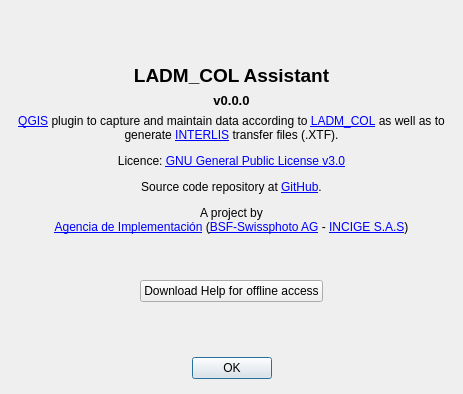
First picture: the form in asistente_ladm_col/ui/about_dialog.ui, repository SwissTierrasColombia/Asistente-LADM-COL, before the edit.
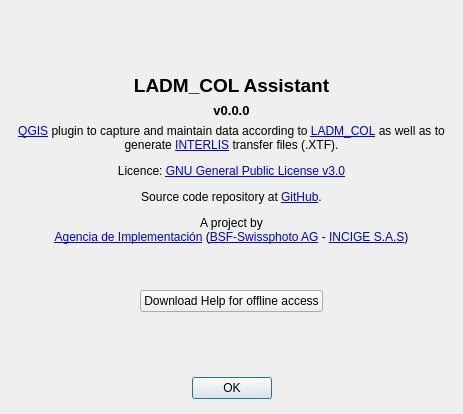
Second picture: the form after the edit.

Diff of the .ui file:
```diff
--- a/asistente_ladm_col/ui/about_dialog.ui
+++ b/asistente_ladm_col/ui/about_dialog.ui
@@ -7,7 +7,7 @@
     <x>0</x>
     <y>0</y>
     <width>463</width>
-    <height>394</height>
+    <height>414</height>
    </rect>
   </property>
   <property name="sizePolicy">
@@ -74,7 +74,7 @@
    <item row="3" column="0">
     <widget class="QLabel" name="label">
      <property name="text">
-      <string>&lt;html&gt;&lt;head/&gt;&lt;body&gt;&lt;p align=&quot;center&quot;&gt;&lt;a href=&quot;http://qgis.org&quot;&gt;&lt;span style=&quot; text-decoration: underline; color:#0000ff;&quot;&gt;QGIS&lt;/span&gt;&lt;/a&gt; plugin to capture and maintain data according to &lt;a href=&quot;https://github.com/AgenciaImplementacion/LADM_COL&quot;&gt;&lt;span style=&quot; text-decoration: underline; color:#0000ff;&quot;&gt;LADM_COL&lt;/span&gt;&lt;/a&gt; as well as to generate &lt;a href=&quot;http://www.interlis.ch/index_e.htm&quot;&gt;&lt;span style=&quot; text-decoration: underline; color:#0000ff;&quot;&gt;INTERLIS&lt;/span&gt;&lt;/a&gt; transfer files (.XTF).&lt;/p&gt;&lt;p align=&quot;center&quot;&gt;Licence: &lt;a href=&quot;https://github.com/AgenciaImplementacion/Asistente-LADM_COL/blob/master/LICENSE&quot;&gt;&lt;span style=&quot; text-decoration: underline; color:#0000ff;&quot;&gt;GNU General Public License v3.0&lt;/span&gt;&lt;/a&gt;&lt;/p&gt;&lt;p align=&quot;center&quot;&gt;Source code repository at &lt;a href=&quot;https://github.com/AgenciaImplementacion/Asistente-LADM_COL&quot;&gt;&lt;span style=&quot; text-decoration: underline; color:#0000ff;&quot;&gt;GitHub&lt;/span&gt;&lt;/a&gt;.&lt;/p&gt;&lt;p align=&quot;center&quot;&gt;A project by&lt;br/&gt;&lt;a href=&quot;https://www.proadmintierra.info/&quot;&gt;&lt;span style=&quot; text-decoration: underline; color:#0000ff;&quot;&gt;Agencia de Implementación&lt;/span&gt;&lt;/a&gt; (&lt;a href=&quot;http://bsf-swissphoto.com/&quot;&gt;&lt;span style=&quot; text-decoration: underline; color:#0000ff;&quot;&gt;BSF-Swissphoto AG&lt;/span&gt;&lt;/a&gt; - &lt;a href=&quot;http://www.incige.com/&quot;&gt;&lt;span style=&quot; text-decoration: underline; color:#0000ff;&quot;&gt;INCIGE S.A.S&lt;/span&gt;&lt;/a&gt;)&lt;/p&gt;&lt;p align=&quot;center&quot;&gt;&lt;br/&gt;&lt;/p&gt;&lt;/body&gt;&lt;/html&gt;</string>
+      <string>&lt;html&gt;&lt;head/&gt;&lt;body&gt;&lt;p align=&quot;center&quot;&gt;&lt;a href=&quot;http://qgis.org&quot;&gt;&lt;span style=&quot; text-decoration: underline; color:#0000ff;&quot;&gt;QGIS&lt;/span&gt;&lt;/a&gt; plugin to capture and maintain data according to &lt;a href=&quot;https://github.com/AgenciaImplementacion/LADM_COL&quot;&gt;&lt;span style=&quot; text-decoration: underline; color:#0000ff;&quot;&gt;LADM_COL&lt;/span&gt;&lt;/a&gt; as well as to generate &lt;a href=&quot;https://www.interlis.ch/en&quot;&gt;&lt;span style=&quot; text-decoration: underline; color:#0000ff;&quot;&gt;INTERLIS&lt;/span&gt;&lt;/a&gt; transfer files (.XTF).&lt;/p&gt;&lt;p align=&quot;center&quot;&gt;Licence: &lt;a href=&quot;https://github.com/AgenciaImplementacion/Asistente-LADM_COL/blob/master/LICENSE&quot;&gt;&lt;span style=&quot; text-decoration: underline; color:#0000ff;&quot;&gt;GNU General Public License v3.0&lt;/span&gt;&lt;/a&gt;&lt;/p&gt;&lt;p align=&quot;center&quot;&gt;Source code repository at &lt;a href=&quot;https://github.com/AgenciaImplementacion/Asistente-LADM_COL&quot;&gt;&lt;span style=&quot; text-decoration: underline; color:#0000ff;&quot;&gt;GitHub&lt;/span&gt;&lt;/a&gt;.&lt;/p&gt;&lt;p align=&quot;center&quot;&gt;A project by&lt;br/&gt;&lt;a href=&quot;https://www.proadmintierra.info/&quot;&gt;&lt;span style=&quot; text-decoration: underline; color:#0000ff;&quot;&gt;Agencia de Implementación&lt;/span&gt;&lt;/a&gt; (&lt;a href=&quot;http://bsf-swissphoto.com/&quot;&gt;&lt;span style=&quot; text-decoration: underline; color:#0000ff;&quot;&gt;BSF-Swissphoto AG&lt;/span&gt;&lt;/a&gt; - &lt;a href=&quot;http://www.incige.com/&quot;&gt;&lt;span style=&quot; text-decoration: underline; color:#0000ff;&quot;&gt;INCIGE S.A.S&lt;/span&gt;&lt;/a&gt;)&lt;/p&gt;&lt;p align=&quot;center&quot;&gt;&lt;br/&gt;&lt;/p&gt;&lt;/body&gt;&lt;/html&gt;</string>
      </property>
      <property name="wordWrap">
       <bool>true</bool>
```
Left out of the diff: 3 changed lines with no effect on the pictures.
